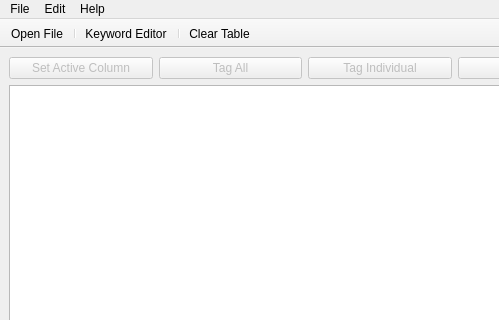
Qt form src/UI Files/mainWindow.ui (cityofaustin/TagTool) before a commit; both pictures show x 0 to 499 and y 0 to 320 of the 610 by 601 pixel window.
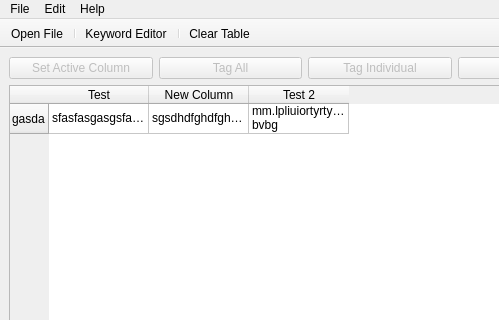
The same form after that commit.

Diff of the .ui file:
```diff
--- a/src/UI Files/mainWindow.ui
+++ b/src/UI Files/mainWindow.ui
@@ -76,6 +76,47 @@
       <property name="editTriggers">
        <set>QAbstractItemView::NoEditTriggers</set>
       </property>
+      <property name="wordWrap">
+       <bool>true</bool>
+      </property>
+      <attribute name="horizontalHeaderCascadingSectionResizes">
+       <bool>true</bool>
+      </attribute>
+      <row>
+       <property name="text">
+        <string>gasda</string>
+       </property>
+      </row>
+      <column>
+       <property name="text">
+        <string>Test</string>
+       </property>
+      </column>
+      <column>
+       <property name="text">
+        <string>New Column</string>
+       </property>
+      </column>
+      <column>
+       <property name="text">
+        <string>Test 2</string>
+       </property>
+      </column>
+      <item row="0" column="0">
+       <property name="text">
+        <string>sfasfasgasgsfasfasgasgsfasfasgasgsfasfasgasgsfasfasgasgsfasfasgasgsfasfasgasgsfasfasgasgsfasfasgasg</string>
+       </property>
+      </item>
+      <item row="0" column="1">
+       <property name="text">
+        <string>sgsdhdfghdfghfgdhghfghfg</string>
+       </property>
+      </item>
+      <item row="0" column="2">
+       <property name="text">
+        <string>mm.lpliuiortyrtyrtyurty bvbg</string>
+       </property>
+      </item>
      </widget>
     </item>
     <item>
```
